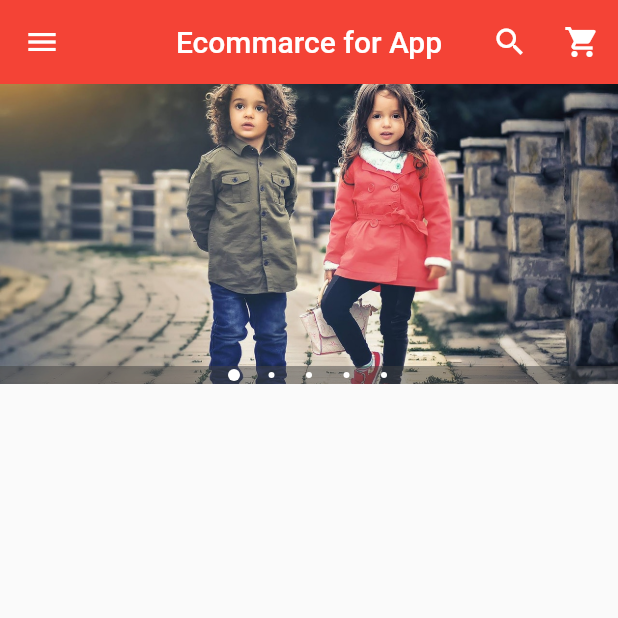
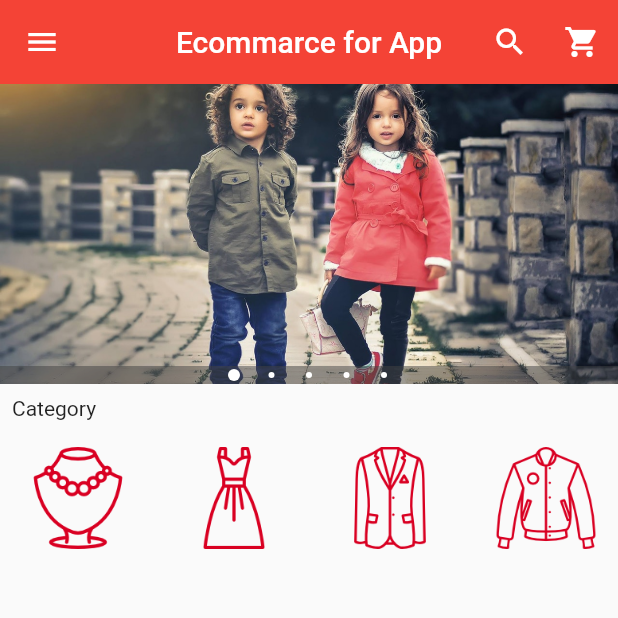
Before and after one commit to devnizamuddin/flutter_ecommerce, a Flutter app: the screen it shows after launch, on a phone screen of 412 x 824 dp, the top half of it. Run offline on Flutter 3.47's test engine with Material 2 defaults, Android fonts, the phone set to English and light mode, and no system bars; drawn by our look-alikes of carousel_pro.

Commit message:
horizontal list view added

```diff
--- /dev/null
+++ b/lib/screens/home/categories.dart
@@ -0,0 +1,57 @@
+import 'package:flutter/cupertino.dart';
+import 'package:flutter/material.dart';
+
+class Categories extends StatefulWidget {
+  @override
+  _CategoriesState createState() => _CategoriesState();
+}
+
+class _CategoriesState extends State<Categories> {
+  @override
+  Widget build(BuildContext context) {
+    return Container(
+      height: 80.0,
+      child: ListView(
+        scrollDirection: Axis.horizontal,
+        children: <Widget>[
+          Category('images/cats/accessories.png', 'Accessories'),
+          Category('images/cats/dress.png', 'Dress'),
+          Category('images/cats/formal.png', 'Formal'),
+          Category('images/cats/informal.png', 'Informal'),
+          Category('images/cats/jeans.png', 'Jeans'),
+          Category('images/cats/shoe.png', 'Shoe'),
+          Category('images/cats/tshirt.png', 'T-shirt'),
+        ],
+      ),
+    );
+  }
+}
+
+class Category extends StatelessWidget {
+  final String _image_location;
+  final String _image_caption;
+
+  Category(this._image_location, this._image_caption);
+
+  @override
+  Widget build(BuildContext context) {
+    return Padding(
+      padding: EdgeInsets.all(2.0),
+      child: InkWell(
+        onTap: () {},
+        child: Container(
+
+          width: 100.0,
+          child: ListTile(
+            title: Image.asset(
+              _image_location,
+              height: 80.0,
+              width: 100,
+            ),
+            subtitle: Center(child: Text(_image_caption)),
+          ),
+        ),
+      ),
+    );
+  }
+}
--- a/lib/screens/home/home.dart
+++ b/lib/screens/home/home.dart
@@ -1,5 +1,6 @@
 import 'package:flutter/cupertino.dart';
 import 'package:flutter/material.dart';
+import 'package:flutter_ecommerce/screens/home/categories.dart';
 import 'package:flutter_ecommerce/screens/navigation/navigation.dart';
 import 'package:carousel_pro/carousel_pro.dart';
 
@@ -47,8 +48,17 @@ class _HomeState extends State<Home> {
         ],
       ),
       drawer: MyNavigation(),
-      body: Column(
-        children: <Widget>[image_carousel],
+      body: ListView(
+        children: <Widget>[
+          image_carousel
+
+          ,Padding(
+            padding: EdgeInsets.all(8.0),
+            child: Text('Category'),
+          )
+
+          ,Categories()
+        ],
       )
     );
   }
```
Also changed, not shown: pubspec.yaml (+7 -0 lines).
